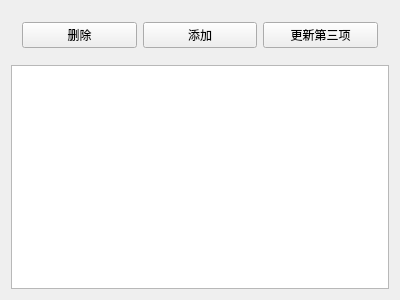
Old version of the form ListView001/widget.ui in the repository qianlima210210/QTPrj_JuRen.
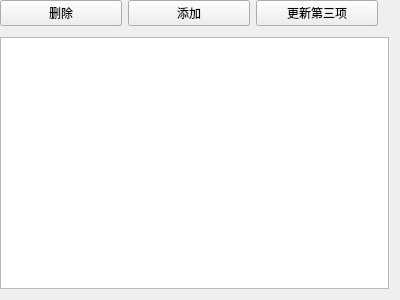
New version of the form.

The edit to the form file:
```diff
--- a/ListView001/widget.ui
+++ b/ListView001/widget.ui
@@ -14,9 +14,24 @@
    <string>QlistView 简单应用https://blog.csdn.net/yifanmoon/article/details/80495293</string>
   </property>
   <layout class="QVBoxLayout" name="verticalLayout">
+   <property name="spacing">
+    <number>0</number>
+   </property>
+   <property name="leftMargin">
+    <number>0</number>
+   </property>
+   <property name="topMargin">
+    <number>0</number>
+   </property>
    <item>
     <widget class="QWidget" name="widget" native="true">
      <layout class="QHBoxLayout" name="horizontalLayout">
+      <property name="leftMargin">
+       <number>0</number>
+      </property>
+      <property name="topMargin">
+       <number>0</number>
+      </property>
       <item>
        <widget class="QPushButton" name="delRow">
         <property name="text">
```
